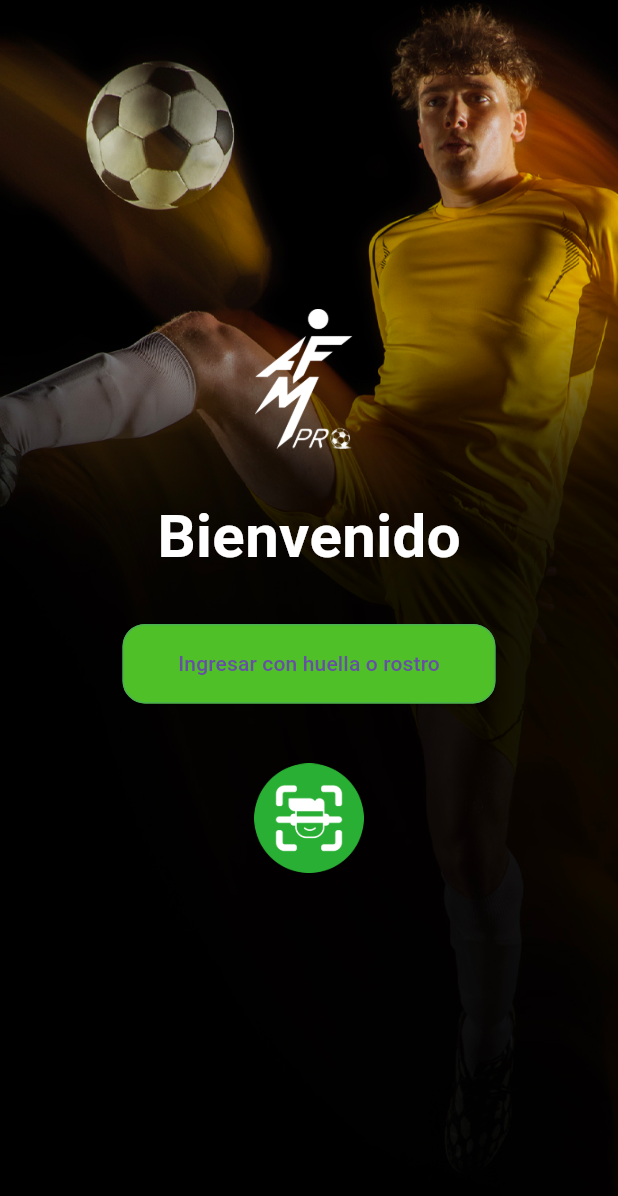
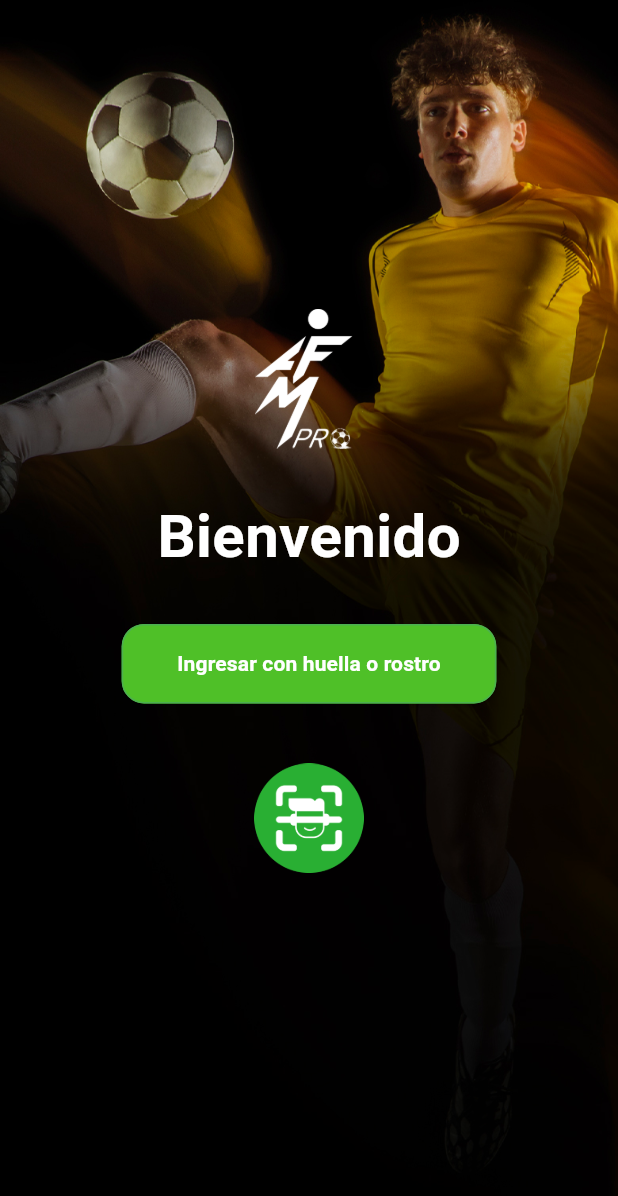
Before and after one commit to Serch12/appAMFpro, a Flutter app: the LoginBiometricsScreen screen opened by its route, on a phone screen of 412 x 824 dp. Shown: the top 1196 px of the screen. Run offline on Flutter 3.47's test engine with Material 3 defaults, Android fonts, the phone set to English and light mode, and no system bars; our stand-ins replace accordion, card_swiper, carousel_slider, firebase_auth, firebase_core, flutter_custom_clippers and 6 more; missing offline and left inert: mailer; accounts and stored records are empty; Roboto replaces fonts that are missing (RobotoMono).

Commit message:
Subo cambios desde ios

```diff
--- a/lib/screens/login_biometrics_screen.dart
+++ b/lib/screens/login_biometrics_screen.dart
@@ -49,7 +49,7 @@ class LoginBiometricsScreen extends StatelessWidget {
           decoration: BoxDecoration(
             image: DecorationImage(
               image: AssetImage('assets/back.jpg'), // Ruta de la imagen
-              fit: BoxFit.cover,
+              fit: BoxFit.fill,
               alignment: Alignment(-1,
                   1.0), // Opcional: ajusta la imagen al tamaño del contenedor
             ),
@@ -86,7 +86,13 @@ class LoginBiometricsScreen extends StatelessWidget {
                   //             color: Colors.green))),
                   const SizedBox(height: 30),
                   ElevatedButton(
-                    child: Text('Ingresar con huella o rostro'),
+                    child: Text(
+                      'Ingresar con huella o rostro',
+                      style: TextStyle(
+                          color: Colors.white,
+                          fontFamily: 'Roboto',
+                          fontWeight: FontWeight.bold),
+                    ),
                     onPressed: () {
                       _authenticate(
                           context); // Llamar a la función de navegación
--- a/lib/screens/login_screen.dart
+++ b/lib/screens/login_screen.dart
@@ -19,7 +19,7 @@ class LoginScreen extends StatelessWidget {
             // Imagen de fondo que abarca toda la pantalla
             Image.asset(
               'assets/back.jpg',
-              fit: BoxFit.cover,
+              fit: BoxFit.fill,
             ),
             Center(
               child: Column(
```
Also changed, not shown: lib/screens/registro_afiliado_screen.dart (+20 -6 lines).
